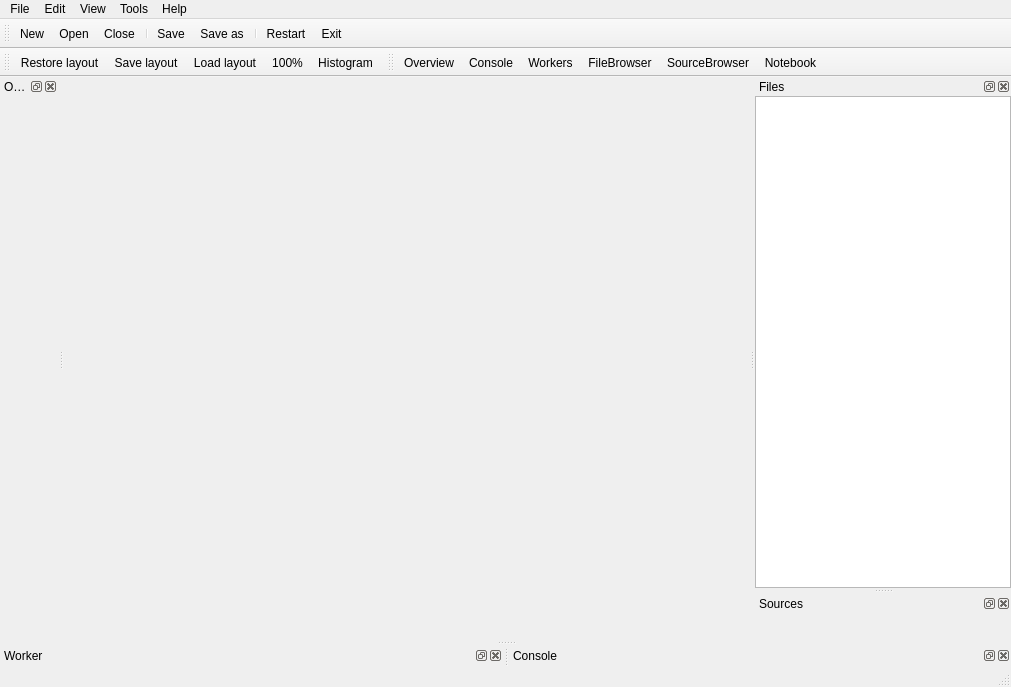
Above: resources/ui/main.ui from flegac/piaf-edit before the change. Below: the same form after it.
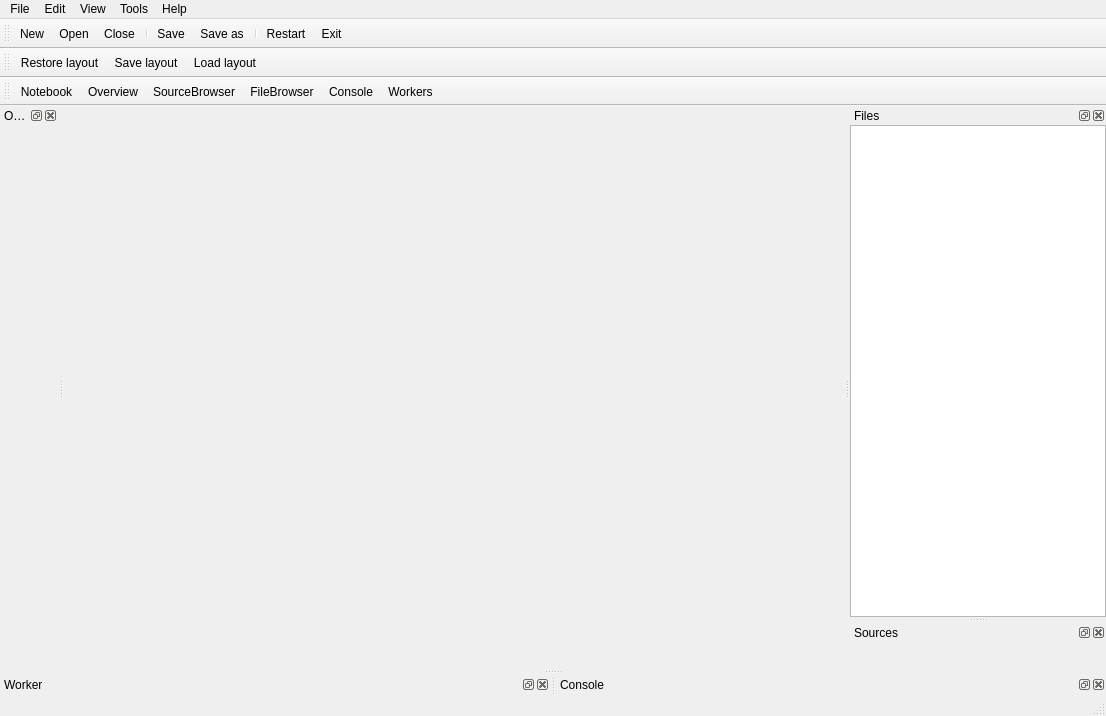
That is the form after the change. Custom widgets are drawn as their Qt base class.

Patch:
```diff
--- a/resources/ui/main.ui
+++ b/resources/ui/main.ui
@@ -6,8 +6,8 @@
    <rect>
     <x>0</x>
     <y>0</y>
-    <width>1011</width>
-    <height>687</height>
+    <width>1106</width>
+    <height>716</height>
    </rect>
   </property>
   <property name="windowTitle">
@@ -49,7 +49,7 @@
     <rect>
      <x>0</x>
      <y>0</y>
-     <width>1011</width>
+     <width>1106</width>
      <height>22</height>
     </rect>
    </property>
@@ -212,8 +212,6 @@
    <addaction name="actionRestore_layout"/>
    <addaction name="actionSave_layout"/>
    <addaction name="actionLoad_layout"/>
-   <addaction name="action100"/>
-   <addaction name="actionHistogram"/>
   </widget>
   <widget class="QToolBar" name="toolBar">
    <property name="windowTitle">
@@ -223,14 +221,14 @@
     <enum>TopToolBarArea</enum>
    </attribute>
    <attribute name="toolBarBreak">
-    <bool>false</bool>
+    <bool>true</bool>
    </attribute>
+   <addaction name="actionNotebook"/>
    <addaction name="actionOverview"/>
+   <addaction name="actionSourceBrowser"/>
+   <addaction name="actionFileBrowser"/>
    <addaction name="actionConsole"/>
    <addaction name="actionWorkers"/>
-   <addaction name="actionFileBrowser"/>
-   <addaction name="actionSourceBrowser"/>
-   <addaction name="actionNotebook"/>
   </widget>
   <action name="actionOpen">
    <property name="text">
@@ -279,11 +277,6 @@
     <string>About</string>
    </property>
   </action>
-  <action name="action100">
-   <property name="text">
-    <string>100%</string>
-   </property>
-  </action>
   <action name="actionRestore_layout">
    <property name="text">
     <string>Restore layout</string>
@@ -337,11 +330,6 @@
     <string>Sources</string>
    </property>
   </action>
-  <action name="actionHistogram">
-   <property name="text">
-    <string>Histogram</string>
-   </property>
-  </action>
   <action name="actionNotebook">
    <property name="text">
     <string>Notebook</string>
```
Left out of the diff: 4 changed lines with no effect on the pictures.
